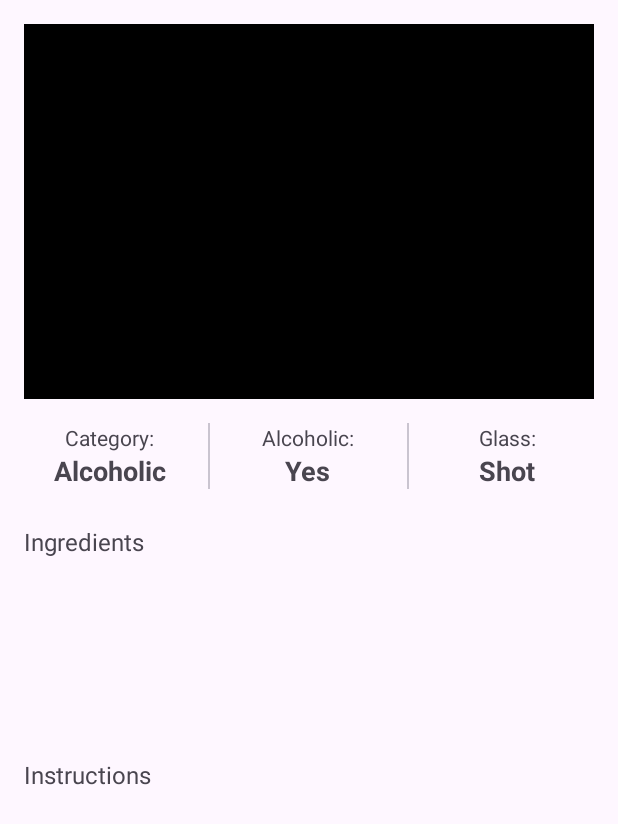
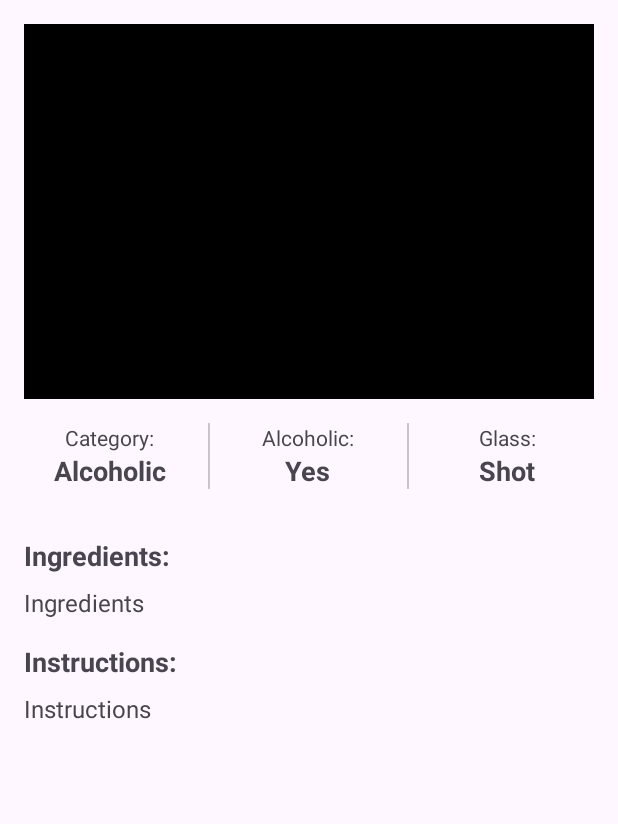
Before and after one commit to GemaVNZ/TheCocktail, an Android app: the layout activity_detail.xml on its own in the app's theme, with its tools: preview values and no code run, on a phone screen of 412 x 824 dp. Shown: the top 824 px of the screen. Run offline under Robolectric (Android 15) with nearby library versions, the phone set to English and light mode, and no system bars.

Commit message:
Se modifica el diseño y se añade la función de compartir.

```diff
--- a/app/src/main/res/layout/activity_detail.xml
+++ b/app/src/main/res/layout/activity_detail.xml
@@ -125,17 +125,49 @@
         <LinearLayout
             android:layout_width="match_parent"
             android:layout_height="wrap_content"
-            android:orientation="horizontal">
+            android:orientation="vertical"
+            android:layout_marginTop="16dp">
+
+            <TextView
+                android:layout_width="wrap_content"
+                android:layout_height="wrap_content"
+                android:text="@string/ingredients"
+                android:textStyle="bold"
+                android:textSize="18sp" />
 
             <TextView
                 android:id="@+id/cocktail_ingredients"
                 android:layout_width="match_parent"
-                android:layout_height="155dp"
-                android:layout_weight="1"
+                android:layout_height="wrap_content"
                 android:paddingTop="8dp"
                 android:textSize="16sp"
-                android:text="Ingredients:"
                 tools:text="Ingredients" />
+        </LinearLayout>
+
+        <!-- Instrucciones -->
+        <LinearLayout
+            android:layout_width="match_parent"
+            android:layout_height="wrap_content"
+            android:orientation="vertical"
+            android:layout_marginTop="16dp">
+
+            <TextView
+                android:layout_width="wrap_content"
+                android:layout_height="wrap_content"
+                android:text="@string/instructions"
+                android:textStyle="bold"
+                android:textSize="18sp" />
+
+            <TextView
+                android:id="@+id/cocktailInstructions"
+                android:layout_width="match_parent"
+                android:layout_height="wrap_content"
+                android:paddingTop="8dp"
+                android:textSize="16sp"
+                tools:text="Instructions" />
+        </LinearLayout>
+    </LinearLayout>
+
 
             <!-- Nadie sabe
 
@@ -150,25 +182,5 @@
                 tools:text="Measures" /> -->
 
 
-        </LinearLayout>
-
-        <LinearLayout
-            android:layout_width="match_parent"
-            android:layout_height="wrap_content"
-            android:orientation="horizontal">
-
-            <TextView
-                android:id="@+id/cocktailInstructions"
-                android:layout_width="match_parent"
-                android:layout_height="155dp"
-                android:layout_weight="1"
-                android:paddingTop="8dp"
-                android:textSize="16sp"
-                android:text="Instructions:"
-                tools:text="Instructions" />
-
-        </LinearLayout>
-
-    </LinearLayout>
 
 </androidx.constraintlayout.widget.ConstraintLayout>
--- a/app/src/main/res/layout/activity_main.xml
+++ b/app/src/main/res/layout/activity_main.xml
@@ -16,4 +16,5 @@
             app:layout_constraintStart_toStartOf="parent"
             app:layout_constraintTop_toTopOf="parent" />
 
+
 </androidx.constraintlayout.widget.ConstraintLayout>
--- a/app/src/main/res/values/strings.xml
+++ b/app/src/main/res/values/strings.xml
@@ -7,4 +7,6 @@
     <string name="cocktailalcoholic">Cocktail_alcoholic</string>
     <string name="cocktailglass">Cocktail_glass</string>
     <string name="favorite_button">favorite_button</string>
+    <string name="ingredients">Ingredients:</string>
+    <string name="instructions">Instructions:</string>
 </resources>
```
Also changed, not shown: app/src/main/java/com/example/thecocktail/activities/MainActivity.kt (+27 -0 lines), app/src/main/res/layout/item_cocktail.xml (+33 -18 lines). Lines whose indentation alone changed are shown as unchanged.
